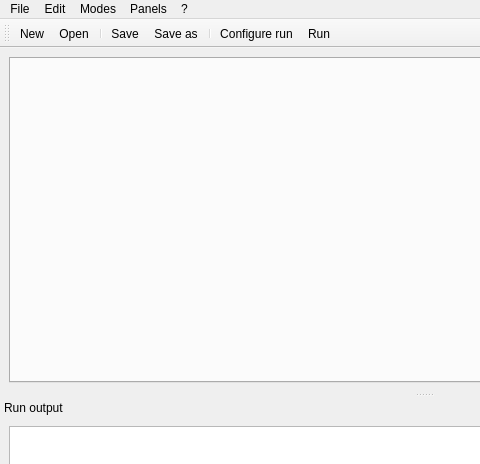
pyQode/pyqode.python, file examples/pynotepad/forms/main_window.ui: the form before one commit; both pictures show x 0 to 480 and y 0 to 464 of the 847 by 649 pixel window.
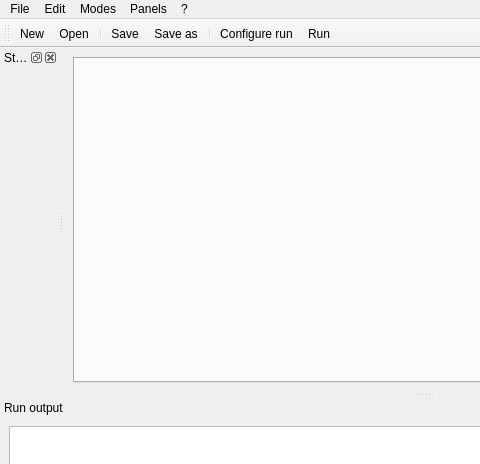
The form after the commit. Icons and pictures are not drawn. Custom widgets are drawn as their Qt base class.

Commit message:
Add a outline tree view
implements pyQode/pyQode#4

```diff
--- a/examples/pynotepad/forms/main_window.ui
+++ b/examples/pynotepad/forms/main_window.ui
@@ -113,6 +113,21 @@
     </layout>
    </widget>
   </widget>
+  <widget class="QDockWidget" name="dockWidgetOutline">
+   <property name="windowTitle">
+    <string>Structure</string>
+   </property>
+   <attribute name="dockWidgetArea">
+    <number>1</number>
+   </attribute>
+   <widget class="QWidget" name="dockWidgetContents_2">
+    <layout class="QGridLayout" name="gridLayout_3">
+     <item row="0" column="0">
+      <widget class="PyOutlineTreeWidget" name="widgetOutline" native="true"/>
+     </item>
+    </layout>
+   </widget>
+  </widget>
   <action name="actionNew">
    <property name="icon">
     <iconset resource="resources.qrc">
@@ -243,6 +258,12 @@
    <header>pyqode.core.widgets</header>
    <container>1</container>
   </customwidget>
+  <customwidget>
+   <class>PyOutlineTreeWidget</class>
+   <extends>QWidget</extends>
+   <header>pyqode.python.widgets.outline</header>
+   <container>1</container>
+  </customwidget>
  </customwidgets>
  <resources>
   <include location="resources.qrc"/>
```
Left out of the diff: 2 changed lines with no effect on the pictures. The commit also changes 5 other files.
